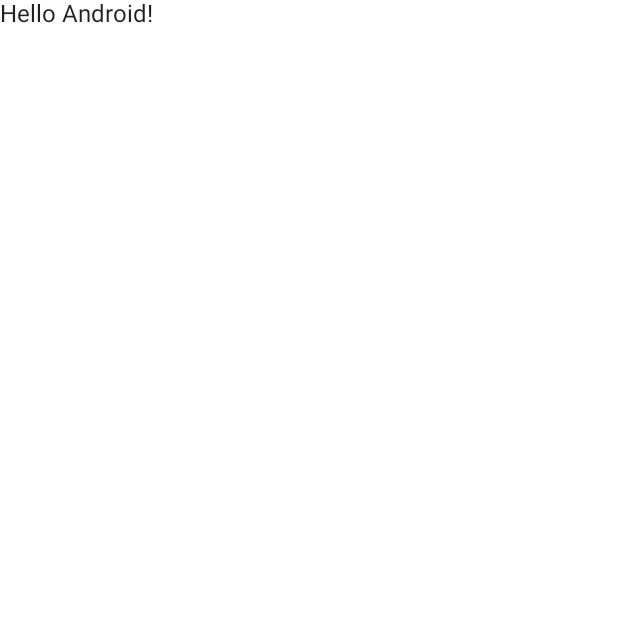
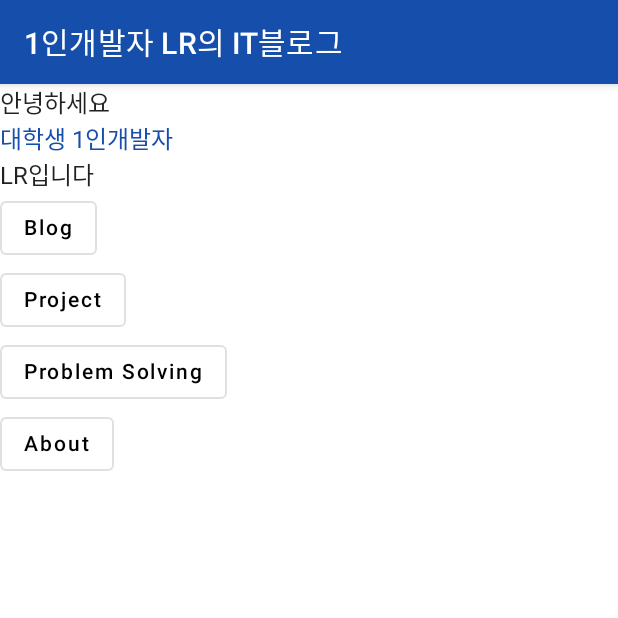
Before and after one commit to yymin1022/Blog_LR_Android, an Android app built with Jetpack Compose: the screen it shows after launch (MainActivity), on a phone screen of 412 x 824 dp, the top half of it. Before the commit the part shown is almost empty. Run offline under Robolectric (Android 15) with nearby library versions, the phone set to English and light mode, and no system bars.

Commit message:
Update MainActivity.kt : Added Basic Layout Elements

```diff
--- a/app/src/main/java/com/yong/blog/MainActivity.kt
+++ b/app/src/main/java/com/yong/blog/MainActivity.kt
@@ -3,14 +3,11 @@ package com.yong.blog
 import android.os.Bundle
 import androidx.activity.ComponentActivity
 import androidx.activity.compose.setContent
-import androidx.compose.foundation.layout.fillMaxSize
-import androidx.compose.material.MaterialTheme
-import androidx.compose.material.Surface
-import androidx.compose.material.Text
+import androidx.compose.foundation.layout.Column
+import androidx.compose.material.*
 import androidx.compose.runtime.Composable
-import androidx.compose.ui.Modifier
-import androidx.compose.ui.tooling.preview.Preview
-import com.yong.blog.ui.theme.Blog_LR_AndroidTheme
+import androidx.compose.ui.graphics.Color
+import com.yong.blog.ui.theme.*
 
 class MainActivity : ComponentActivity() {
     override fun onCreate(savedInstanceState: Bundle?) {
@@ -18,26 +15,70 @@ class MainActivity : ComponentActivity() {
         setContent {
             Blog_LR_AndroidTheme {
                 // A surface container using the 'background' color from the theme
-                Surface(
-                    modifier = Modifier.fillMaxSize(),
-                    color = MaterialTheme.colors.background
-                ) {
-                    Greeting("Android")
-                }
+                MainUI()
             }
         }
     }
 }
 
 @Composable
-fun Greeting(name: String) {
-    Text(text = "Hello $name!")
+fun MainUI() {
+    Scaffold(
+        topBar = {
+            TopAppBar(
+                title = { Text("1인개발자 LR의 IT블로그") }
+            )
+        }
+    ) {
+        Column {
+            MainTitle()
+            MainButtons()
+        }
+
+    }
 }
 
-@Preview(showBackground = true)
 @Composable
-fun DefaultPreview() {
-    Blog_LR_AndroidTheme {
-        Greeting("Android")
+fun MainButtons() {
+    Column {
+        MainButtonItem("Blog") { /* TODO */ }
+        MainButtonItem("Project") { /* TODO */ }
+        MainButtonItem("Problem Solving") { /* TODO */ }
+        MainButtonItem("About") { /* TODO */ }
     }
 }
+
+@Composable
+fun MainButtonItem(text: String, action: () -> Unit) {
+    OutlinedButton(
+        onClick = { action() }
+    ) {
+        Text(
+            text = text,
+            color = Color.Black
+        )
+    }
+}
+
+@Composable
+fun MainTitle() {
+    Column {
+        MainTitleText("안녕하세요", false)
+        MainTitleText("대학생 1인개발자", true)
+        MainTitleText("LR입니다", false)
+    }
+}
+
+@Composable
+fun MainTitleText(text: String, isBlue: Boolean) {
+    if(isBlue){
+        Text(
+            text = text,
+            color = BlogBlue500
+        )
+    }else{
+        Text(
+            text = text
+        )
+    }
+}
--- a/app/src/main/java/com/yong/blog/ui/theme/Color.kt
+++ b/app/src/main/java/com/yong/blog/ui/theme/Color.kt
@@ -2,7 +2,8 @@ package com.yong.blog.ui.theme
 
 import androidx.compose.ui.graphics.Color
 
-val Purple200 = Color(0xFFBB86FC)
-val Purple500 = Color(0xFF6200EE)
-val Purple700 = Color(0xFF3700B3)
+val BlogBlue200 = Color(0xFF5A79DD)
+val BlogBlue500 = Color(0xFF164EAB)
+val BlogBlue700 = Color(0xFF00277B)
+
 val Teal200 = Color(0xFF03DAC5)
--- a/app/src/main/java/com/yong/blog/ui/theme/Theme.kt
+++ b/app/src/main/java/com/yong/blog/ui/theme/Theme.kt
@@ -7,14 +7,14 @@ import androidx.compose.material.lightColors
 import androidx.compose.runtime.Composable
 
 private val DarkColorPalette = darkColors(
-    primary = Purple200,
-    primaryVariant = Purple700,
+    primary = BlogBlue200,
+    primaryVariant = BlogBlue700,
     secondary = Teal200
 )
 
 private val LightColorPalette = lightColors(
-    primary = Purple500,
-    primaryVariant = Purple700,
+    primary = BlogBlue500,
+    primaryVariant = BlogBlue700,
     secondary = Teal200
 
     /* Other default colors to override
```
